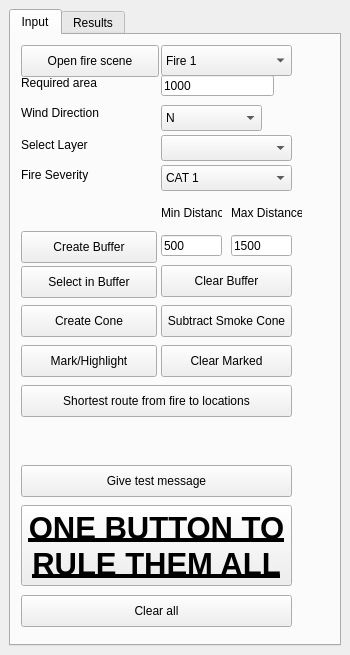
Qt form LocatorTool/LocatingTool/locating_tool_dockwidget_base.ui (qq2012/GEO1005) before a commit.
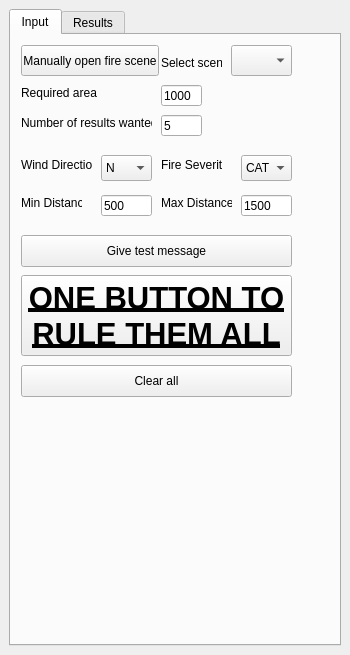
The same form after that commit.

Diff of the .ui file:
```diff
--- a/LocatorTool/LocatingTool/locating_tool_dockwidget_base.ui
+++ b/LocatorTool/LocatingTool/locating_tool_dockwidget_base.ui
@@ -33,7 +33,7 @@
           <x>10</x>
           <y>10</y>
           <width>138</width>
-          <height>32</height>
+          <height>31</height>
          </rect>
         </property>
         <property name="sizePolicy">
@@ -43,27 +43,14 @@
          </sizepolicy>
         </property>
         <property name="text">
-         <string>Open fire scene</string>
-        </property>
-       </widget>
-       <widget class="QPushButton" name="selectInBufferButton">
-        <property name="geometry">
-         <rect>
-          <x>10</x>
-          <y>231</y>
-          <width>136</width>
-          <height>32</height>
-         </rect>
-        </property>
-        <property name="text">
-         <string>Select in Buffer</string>
+         <string>Manually open fire scene</string>
         </property>
        </widget>
        <widget class="QLabel" name="label_2">
         <property name="geometry">
          <rect>
-          <x>220</x>
-          <y>170</y>
+          <x>150</x>
+          <y>160</y>
           <width>71</width>
           <height>16</height>
          </rect>
@@ -81,9 +68,9 @@
        <widget class="QLineEdit" name="maxDistLineEdit">
         <property name="geometry">
          <rect>
-          <x>220</x>
-          <y>200</y>
-          <width>61</width>
+          <x>230</x>
+          <y>160</y>
+          <width>51</width>
           <height>21</height>
          </rect>
         </property>
@@ -100,8 +87,8 @@
        <widget class="QLabel" name="label">
         <property name="geometry">
          <rect>
-          <x>150</x>
-          <y>170</y>
+          <x>10</x>
+          <y>160</y>
           <width>61</width>
           <height>16</height>
          </rect>
@@ -119,9 +106,9 @@
        <widget class="QComboBox" name="chooseWindDirectionCombo">
         <property name="geometry">
          <rect>
-          <x>150</x>
-          <y>70</y>
-          <width>101</width>
+          <x>90</x>
+          <y>120</y>
+          <width>51</width>
           <height>26</height>
          </rect>
         </property>
@@ -180,9 +167,9 @@
        <widget class="QLineEdit" name="minDistLineEdit">
         <property name="geometry">
          <rect>
-          <x>150</x>
-          <y>200</y>
-          <width>61</width>
+          <x>90</x>
+          <y>160</y>
+          <width>51</width>
           <height>21</height>
          </rect>
         </property>
@@ -196,49 +183,13 @@
          <string>500</string>
         </property>
        </widget>
-       <widget class="QComboBox" name="selectLayerCombo">
-        <property name="geometry">
-         <rect>
-          <x>150</x>
-          <y>100</y>
-          <width>131</width>
-          <height>26</height>
-         </rect>
-        </property>
-       </widget>
-       <widget class="QPushButton" name="minMaxBufferButton">
-        <property name="geometry">
-         <rect>
-          <x>10</x>
-          <y>196</y>
-          <width>136</width>
-          <height>32</height>
-         </rect>
-        </property>
-        <property name="text">
-         <string>Create Buffer</string>
-        </property>
-       </widget>
-       <widget class="QLabel" name="selectLayerLabel">
-        <property name="geometry">
-         <rect>
-          <x>10</x>
-          <y>100</y>
-          <width>124</width>
-          <height>20</height>
-         </rect>
-        </property>
-        <property name="text">
-         <string>Select Layer</string>
-        </property>
-       </widget>
        <widget class="QLabel" name="label_3">
         <property name="geometry">
          <rect>
           <x>10</x>
-          <y>70</y>
-          <width>124</width>
-          <height>16</height>
+          <y>120</y>
+          <width>71</width>
+          <height>20</height>
          </rect>
         </property>
         <property name="sizePolicy">
@@ -254,9 +205,9 @@
        <widget class="QLabel" name="fireSeverityLabel">
         <property name="geometry">
          <rect>
-          <x>10</x>
-          <y>130</y>
-          <width>124</width>
+          <x>150</x>
+          <y>120</y>
+          <width>61</width>
           <height>20</height>
          </rect>
         </property>
@@ -267,9 +218,9 @@
        <widget class="QComboBox" name="selectFireSeverityCombo">
         <property name="geometry">
          <rect>
-          <x>150</x>
-          <y>130</y>
-          <width>131</width>
+          <x>230</x>
+          <y>120</y>
+          <width>51</width>
           <height>26</height>
          </rect>
         </property>
@@ -299,76 +250,11 @@
          </property>
         </item>
        </widget>
-       <widget class="QPushButton" name="clearBuffersButton">
-        <property name="geometry">
-         <rect>
-          <x>150</x>
-          <y>230</y>
-          <width>131</width>
-          <height>32</height>
-         </rect>
-        </property>
-        <property name="text">
-         <string>Clear Buffer</string>
-        </property>
-       </widget>
-       <widget class="QPushButton" name="markAreasButton">
-        <property name="geometry">
-         <rect>
-          <x>10</x>
-          <y>310</y>
-          <width>136</width>
-          <height>32</height>
-         </rect>
-        </property>
-        <property name="text">
-         <string>Mark/Highlight</string>
-        </property>
-       </widget>
-       <widget class="QPushButton" name="clearMarkedButton">
-        <property name="geometry">
-         <rect>
-          <x>150</x>
-          <y>310</y>
-          <width>131</width>
-          <height>32</height>
-         </rect>
-        </property>
-        <property name="text">
-         <string>Clear Marked</string>
-        </property>
-       </widget>
-       <widget class="QPushButton" name="calculateConeButton">
-        <property name="geometry">
-         <rect>
-          <x>10</x>
-          <y>270</y>
-          <width>136</width>
-          <height>32</height>
-         </rect>
-        </property>
-        <property name="text">
-         <string>Create Cone</string>
-        </property>
-       </widget>
-       <widget class="QPushButton" name="shortestRouteButton">
-        <property name="geometry">
-         <rect>
-          <x>10</x>
-          <y>350</y>
-          <width>271</width>
-          <height>32</height>
-         </rect>
-        </property>
-        <property name="text">
-         <string>Shortest route from fire to locations</string>
-        </property>
-       </widget>
        <widget class="QPushButton" name="testMessageButton">
         <property name="geometry">
          <rect>
           <x>10</x>
-          <y>430</y>
+          <y>200</y>
           <width>271</width>
           <height>32</height>
          </rect>
@@ -377,24 +263,11 @@
          <string>Give test message</string>
         </property>
        </widget>
-       <widget class="QPushButton" name="takeBiteFromDonutButton">
-        <property name="geometry">
-         <rect>
-          <x>150</x>
-          <y>270</y>
-          <width>131</width>
-          <height>32</height>
-         </rect>
-        </property>
-        <property name="text">
-         <string>Subtract Smoke Cone</string>
-        </property>
-       </widget>
        <widget class="QPushButton" name="everythingAtOnceButton">
         <property name="geometry">
          <rect>
           <x>10</x>
-          <y>470</y>
+          <y>240</y>
           <width>271</width>
           <height>81</height>
          </rect>
@@ -419,7 +292,7 @@
         <property name="geometry">
          <rect>
           <x>10</x>
-          <y>560</y>
+          <y>330</y>
           <width>271</width>
           <height>32</height>
          </rect>
@@ -431,12 +304,17 @@
        <widget class="QComboBox" name="selectFireButton">
         <property name="geometry">
          <rect>
-          <x>150</x>
+          <x>220</x>
           <y>10</y>
-          <width>131</width>
+          <width>61</width>
           <height>31</height>
          </rect>
         </property>
+        <item>
+         <property name="text">
+          <string> </string>
+         </property>
+        </item>
         <item>
          <property name="text">
           <string>Fire 1</string>
@@ -462,7 +340,7 @@
         <property name="geometry">
          <rect>
           <x>10</x>
-          <y>40</y>
+          <y>50</y>
           <width>101</width>
           <height>16</height>
          </rect>
@@ -475,8 +353,8 @@
         <property name="geometry">
          <rect>
           <x>150</x>
-          <y>40</y>
-          <width>113</width>
+          <y>50</y>
+          <width>41</width>
           <height>21</height>
          </rect>
         </property>
@@ -484,6 +362,57 @@
          <string>1000</string>
         </property>
        </widget>
+       <widget class="QLineEdit" name="numOfResultsLineEdit">
+        <property name="geometry">
+         <rect>
+          <x>150</x>
+          <y>80</y>
+          <width>41</width>
+          <height>21</height>
+         </rect>
+        </property>
+        <property name="sizePolicy">
+         <sizepolicy hsizetype="Fixed" vsizetype="Fixed">
+          <horstretch>0</horstretch>
+          <verstretch>0</verstretch>
+         </sizepolicy>
+        </property>
+        <property name="text">
+         <string>5</string>
+        </property>
+       </widget>
+       <widget class="QLabel" name="label_5">
+        <property name="geometry">
+         <rect>
+          <x>10</x>
+          <y>80</y>
+          <width>131</width>
+          <height>16</height>
+         </rect>
+        </property>
+        <property name="sizePolicy">
+         <sizepolicy hsizetype="Preferred" vsizetype="Fixed">
+          <horstretch>0</horstretch>
+          <verstretch>0</verstretch>
+         </sizepolicy>
+        </property>
+        <property name="text">
+         <string>Number of results wanted</string>
+        </property>
+       </widget>
+       <widget class="QLabel" name="label_6">
+        <property name="geometry">
+         <rect>
+          <x>150</x>
+          <y>20</y>
+          <width>61</width>
+          <height>16</height>
+         </rect>
+        </property>
+        <property name="text">
+         <string>Select scene</string>
+        </property>
+       </widget>
       </widget>
       <widget class="QWidget" name="tab_2">
        <attribute name="title">
```
